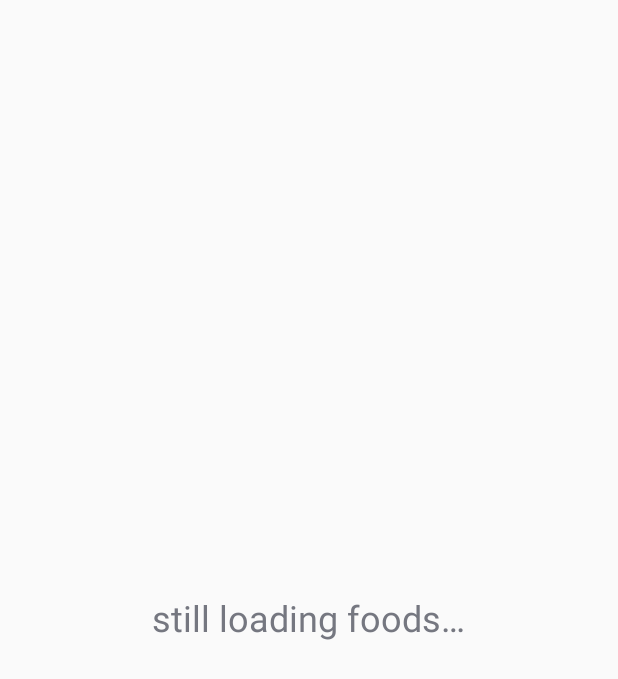
After one commit to amparhizgar/ut_dining_widget, an Android app built with Jetpack Compose: the layout dining_widget.xml on its own in the app's theme, with its tools: preview values and no code run, on a phone screen of 412 x 824 dp. The commit adds this screen. Shown: the top 679 px of the screen. Run offline under Robolectric (Android 15) with nearby library versions, the phone set to English and light mode, and no system bars.

Commit message:
implement widget

```diff
--- /dev/null
+++ b/app/src/main/res/drawable-v21/app_widget_background.xml
@@ -0,0 +1,10 @@
+<?xml version="1.0" encoding="utf-8"?><!--
+Background for widgets to make the rounded corners based on the
+appWidgetRadius attribute value
+-->
+<shape xmlns:android="http://schemas.android.com/apk/res/android"
+	android:shape="rectangle">
+
+	<corners android:radius="?attr/appWidgetRadius" />
+	<solid android:color="?android:attr/colorBackground" />
+</shape>
--- /dev/null
+++ b/app/src/main/res/layout/dining_widget.xml
@@ -0,0 +1,19 @@
+<RelativeLayout xmlns:android="http://schemas.android.com/apk/res/android"
+	style="@style/Widget.UTDiningWidget.AppWidget.Container"
+	android:layout_width="match_parent"
+	android:layout_height="match_parent"
+	android:background="#00000000"
+	android:theme="@style/Theme.UTDiningWidget.AppWidgetContainer">
+
+	<TextView
+		android:id="@+id/appwidget_text"
+		android:layout_width="wrap_content"
+		android:layout_height="wrap_content"
+		android:layout_centerInParent="true"
+		android:layout_marginStart="8dp"
+		android:layout_marginTop="8dp"
+		android:layout_marginEnd="8dp"
+		android:layout_marginBottom="8dp"
+		android:text="@string/appwidget_text"
+		android:textSize="24sp"/>
+</RelativeLayout>
--- /dev/null
+++ b/app/src/main/res/values-night-v31/themes.xml
@@ -0,0 +1,10 @@
+<?xml version="1.0" encoding="utf-8"?>
+<resources>
+	<!--
+    Having themes.xml for night-v31 because of the priority order of the resource qualifiers.
+    -->
+	<style name="Theme.UTDiningWidget.AppWidgetContainerParent" parent="@android:style/Theme.DeviceDefault.DayNight">
+		<item name="appWidgetRadius">@android:dimen/system_app_widget_background_radius</item>
+		<item name="appWidgetInnerRadius">@android:dimen/system_app_widget_inner_radius</item>
+	</style>
+</resources>
--- /dev/null
+++ b/app/src/main/res/values-v21/styles.xml
@@ -0,0 +1,14 @@
+<resources>
+
+	<style name="Widget.UTDiningWidget.AppWidget.Container" parent="android:Widget">
+		<item name="android:id">@android:id/background</item>
+		<item name="android:padding">?attr/appWidgetPadding</item>
+		<item name="android:background">@drawable/app_widget_background</item>
+	</style>
+
+	<style name="Widget.UTDiningWidget.AppWidget.InnerView" parent="android:Widget">
+		<item name="android:padding">?attr/appWidgetPadding</item>
+		<item name="android:background">@drawable/app_widget_inner_view_background</item>
+		<item name="android:textColor">?android:attr/textColorPrimary</item>
+	</style>
+</resources>
--- /dev/null
+++ b/app/src/main/res/values-v31/styles.xml
@@ -0,0 +1,16 @@
+<resources>
+
+	<style name="Widget.UTDiningWidget.AppWidget.Container" parent="android:Widget">
+		<item name="android:id">@android:id/background</item>
+		<item name="android:padding">?attr/appWidgetPadding</item>
+		<item name="android:background">@drawable/app_widget_background</item>
+		<item name="android:clipToOutline">true</item>
+	</style>
+
+	<style name="Widget.UTDiningWidget.AppWidget.InnerView" parent="android:Widget">
+		<item name="android:padding">?attr/appWidgetPadding</item>
+		<item name="android:background">@drawable/app_widget_inner_view_background</item>
+		<item name="android:textColor">?android:attr/textColorPrimary</item>
+		<item name="android:clipToOutline">true</item>
+	</style>
+</resources>
--- /dev/null
+++ b/app/src/main/res/values-v31/themes.xml
@@ -0,0 +1,11 @@
+<?xml version="1.0" encoding="utf-8"?>
+<resources>
+	<!--
+    Having themes.xml for v31 variant because @android:dimen/system_app_widget_background_radius
+     and @android:dimen/system_app_widget_internal_padding requires API level 31
+    -->
+	<style name="Theme.UTDiningWidget.AppWidgetContainerParent" parent="@android:style/Theme.DeviceDefault.DayNight">
+		<item name="appWidgetRadius">@android:dimen/system_app_widget_background_radius</item>
+		<item name="appWidgetInnerRadius">@android:dimen/system_app_widget_inner_radius</item>
+	</style>
+</resources>
--- a/app/src/main/res/values/colors.xml
+++ b/app/src/main/res/values/colors.xml
@@ -7,4 +7,8 @@
 	<color name="teal_700">#FF018786</color>
 	<color name="black">#FF000000</color>
 	<color name="white">#FFFFFFFF</color>
+	<color name="light_blue_50">#FFE1F5FE</color>
+	<color name="light_blue_200">#FF81D4FA</color>
+	<color name="light_blue_600">#FF039BE5</color>
+	<color name="light_blue_900">#FF01579B</color>
 </resources>
--- a/app/src/main/res/values/strings.xml
+++ b/app/src/main/res/values/strings.xml
@@ -7,4 +7,7 @@
 	<string name="username">Username</string>
 	<string name="save">Save</string>
 	<string name="get_data_now">Get Data Now</string>
+	<string name="appwidget_text">still loading foods…</string>
+	<string name="add_widget">Add widget</string>
+	<string name="app_widget_description">This is an app widget description</string>
 </resources>
--- /dev/null
+++ b/app/src/main/res/values/styles.xml
@@ -0,0 +1,12 @@
+<resources>
+
+	<style name="Widget.UTDiningWidget.AppWidget.Container" parent="android:Widget">
+		<item name="android:id">@android:id/background</item>
+		<item name="android:background">?android:attr/colorBackground</item>
+	</style>
+
+	<style name="Widget.UTDiningWidget.AppWidget.InnerView" parent="android:Widget">
+		<item name="android:background">?android:attr/colorBackground</item>
+		<item name="android:textColor">?android:attr/textColorPrimary</item>
+	</style>
+</resources>
--- a/app/src/main/res/values/themes.xml
+++ b/app/src/main/res/values/themes.xml
@@ -4,4 +4,19 @@
 	<style name="Theme.UTDiningWidget" parent="android:Theme.Material.Light.NoActionBar">
 		<item name="android:statusBarColor">@color/purple_700</item>
 	</style>
+
+	<style name="Theme.UTDiningWidget.AppWidgetContainerParent" parent="@android:style/Theme.DeviceDefault">
+		<!-- Radius of the outer bound of widgets to make the rounded corners -->
+		<item name="appWidgetRadius">16dp</item>
+		<!--
+        Radius of the inner view's bound of widgets to make the rounded corners.
+        It needs to be 8dp or less than the value of appWidgetRadius
+        -->
+		<item name="appWidgetInnerRadius">8dp</item>
+	</style>
+
+	<style name="Theme.UTDiningWidget.AppWidgetContainer" parent="Theme.UTDiningWidget.AppWidgetContainerParent">
+		<!-- Apply padding to avoid the content of the widget colliding with the rounded corners -->
+		<item name="appWidgetPadding">16dp</item>
+	</style>
 </resources>
--- a/settings.gradle
+++ b/settings.gradle
@@ -10,7 +10,9 @@
     repositories {
         google()
         mavenCentral()
-        jcenter()
+        jcenter() // for web-scraper
+        maven { url 'https://jitpack.io' } // for persian calendar
+        maven { url 'https://androidx.dev/snapshots/latest/artifacts/repository' } // for glance
     }
 }
 rootProject.name = "UT Dining Widget"
```
Also changed, not shown: app/build.gradle (+8 -1 lines), app/src/main/AndroidManifest.xml (+12 -0 lines), app/src/main/java/com/amirhparhizgar/utdiningwidget/DiningWidget.kt (added, +116 -0 lines), app/src/main/res/drawable-v21/app_widget_inner_view_background.xml (added, +10 -0 lines), app/src/main/res/values/attrs.xml (added, +7 -0 lines), app/src/main/res/values/dimens.xml (added, +10 -0 lines), app/src/main/res/xml/dining_widget_info.xml (added, +14 -0 lines), app/src/main/res/drawable-nodpi/example_appwidget_preview.png (added).
